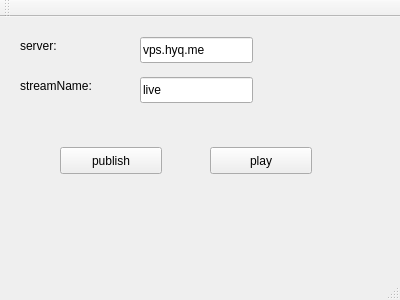
Old version of the form mainwindow.ui in the repository avplayer/avtalk.
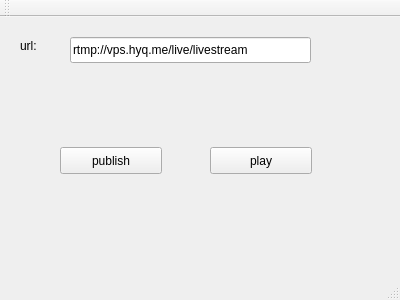
New version of the form.

The edit to the form file:
```diff
--- a/mainwindow.ui
+++ b/mainwindow.ui
@@ -24,46 +24,20 @@
      </rect>
     </property>
     <property name="text">
-     <string>server:</string>
+     <string>url:</string>
     </property>
    </widget>
-   <widget class="QLabel" name="label_2">
+   <widget class="QLineEdit" name="edit_url">
     <property name="geometry">
      <rect>
-      <x>20</x>
-      <y>60</y>
-      <width>111</width>
-      <height>18</height>
-     </rect>
-    </property>
-    <property name="text">
-     <string>streamName:</string>
-    </property>
-   </widget>
-   <widget class="QLineEdit" name="edit_server">
-    <property name="geometry">
-     <rect>
-      <x>140</x>
+      <x>70</x>
       <y>20</y>
-      <width>113</width>
+      <width>241</width>
       <height>26</height>
      </rect>
     </property>
     <property name="text">
-     <string>vps.hyq.me</string>
-    </property>
-   </widget>
-   <widget class="QLineEdit" name="edit_stream_name">
-    <property name="geometry">
-     <rect>
-      <x>140</x>
-      <y>60</y>
-      <width>113</width>
-      <height>26</height>
-     </rect>
-    </property>
-    <property name="text">
-     <string>live</string>
+     <string>rtmp://vps.hyq.me/live/livestream</string>
     </property>
    </widget>
    <widget class="QPushButton" name="button_publish">
```
